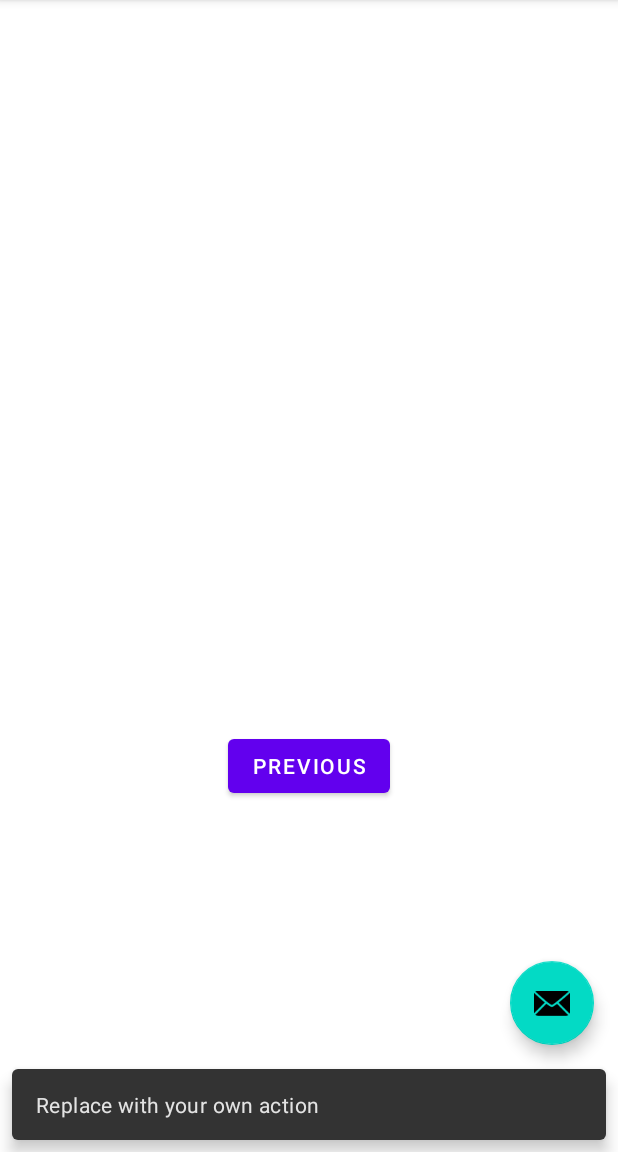
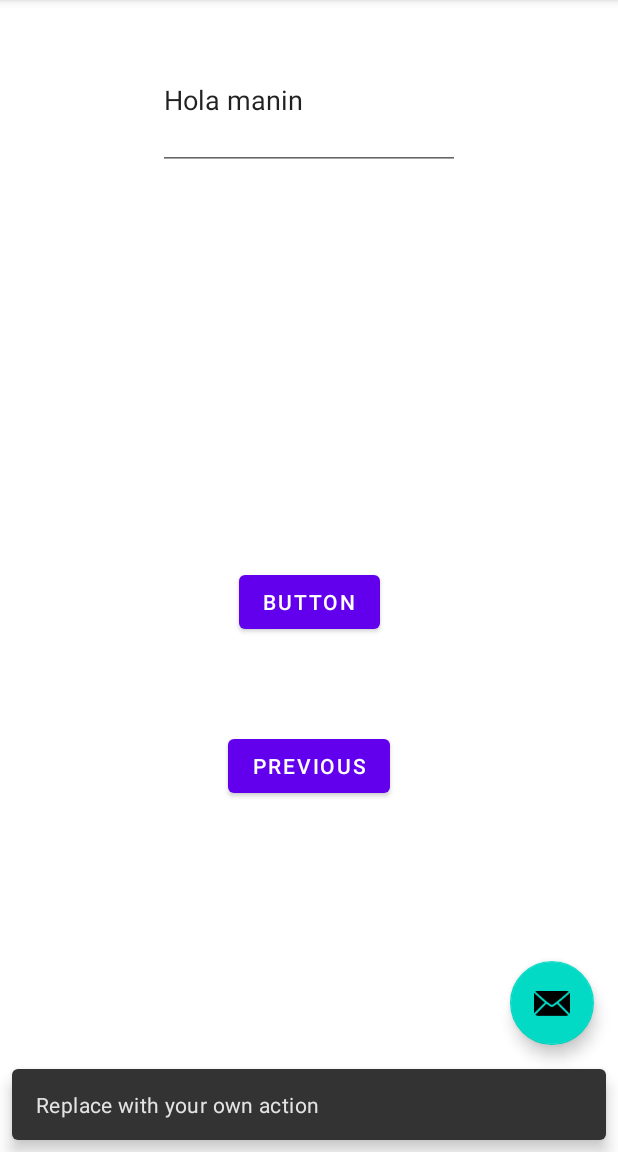
Before and after one commit to JMariadlcs/CrypCom-App, an Android app: the SecondFragment screen opened through its navigation route, after a tap on an icon or button, on a phone screen of 412 x 824 dp, the part 84-1236 px from its top. Run offline under Robolectric (Android 15) with nearby library versions, the phone set to English and light mode, and no system bars.

Commit message:
Prueba con boton y nueva pantalla

```diff
--- a/app/build.gradle
+++ b/app/build.gradle
@@ -35,6 +35,7 @@ dependencies {
     implementation 'androidx.constraintlayout:constraintlayout:1.1.3'
     implementation 'androidx.navigation:navigation-fragment:2.2.2'
     implementation 'androidx.navigation:navigation-ui:2.2.2'
+    implementation 'androidx.legacy:legacy-support-v4:1.0.0'
     testImplementation 'junit:junit:4.+'
     androidTestImplementation 'androidx.test.ext:junit:1.1.2'
     androidTestImplementation 'androidx.test.espresso:espresso-core:3.3.0'
--- a/app/src/main/java/com/crypcomapp/SecondFragment.java
+++ b/app/src/main/java/com/crypcomapp/SecondFragment.java
@@ -30,5 +30,13 @@ public class SecondFragment extends Fragment {
                         .navigate(R.id.action_SecondFragment_to_FirstFragment);
             }
         });
+
+        view.findViewById(R.id.button).setOnClickListener(new View.OnClickListener() {
+            @Override
+            public void onClick(View view) {
+                NavHostFragment.findNavController(SecondFragment.this)
+                        .navigate(R.id.action_SecondFragment_to_prueba2);
+            }
+        });
     }
 }
--- a/app/src/main/res/layout/fragment_first.xml
+++ b/app/src/main/res/layout/fragment_first.xml
@@ -10,7 +10,7 @@
         android:id="@+id/textview_first"
         android:layout_width="wrap_content"
         android:layout_height="wrap_content"
-        android:text="@string/hello_first_fragment"
+        android:text="@string/illo"
         app:layout_constraintBottom_toTopOf="@id/button_first"
         app:layout_constraintEnd_toEndOf="parent"
         app:layout_constraintStart_toStartOf="parent"
--- a/app/src/main/res/layout/fragment_second.xml
+++ b/app/src/main/res/layout/fragment_second.xml
@@ -24,4 +24,34 @@
         app:layout_constraintEnd_toEndOf="parent"
         app:layout_constraintStart_toStartOf="parent"
         app:layout_constraintTop_toBottomOf="@id/textview_second" />
+
+    <EditText
+        android:id="@+id/prueba"
+        android:layout_width="201dp"
+        android:layout_height="93dp"
+        android:layout_marginStart="105dp"
+        android:layout_marginTop="16dp"
+        android:layout_marginEnd="105dp"
+        android:layout_marginBottom="369dp"
+        android:ems="10"
+        android:inputType="textPersonName"
+        android:text="@string/hola"
+        app:layout_constraintBottom_toTopOf="@+id/button_second"
+        app:layout_constraintEnd_toEndOf="parent"
+        app:layout_constraintStart_toStartOf="parent"
+        app:layout_constraintTop_toTopOf="parent" />
+
+    <Button
+        android:id="@+id/button"
+        android:layout_width="wrap_content"
+        android:layout_height="wrap_content"
+        android:layout_marginStart="159dp"
+        android:layout_marginTop="258dp"
+        android:layout_marginEnd="159dp"
+        android:layout_marginBottom="55dp"
+        android:text="@string/Button"
+        app:layout_constraintBottom_toTopOf="@+id/button_second"
+        app:layout_constraintEnd_toEndOf="parent"
+        app:layout_constraintStart_toStartOf="parent"
+        app:layout_constraintTop_toBottomOf="@+id/prueba" />
 </androidx.constraintlayout.widget.ConstraintLayout>
--- a/app/src/main/res/navigation/nav_graph.xml
+++ b/app/src/main/res/navigation/nav_graph.xml
@@ -24,5 +24,14 @@
         <action
             android:id="@+id/action_SecondFragment_to_FirstFragment"
             app:destination="@id/FirstFragment" />
+        <action
+            android:id="@+id/action_SecondFragment_to_prueba2"
+            app:destination="@id/prueba2"
+            app:enterAnim="@anim/fragment_open_exit" />
     </fragment>
+    <fragment
+        android:id="@+id/prueba2"
+        android:name="com.crypcomapp.Prueba"
+        android:label="fragment_prueba"
+        tools:layout="@layout/fragment_prueba" />
 </navigation>
--- a/app/src/main/res/values/strings.xml
+++ b/app/src/main/res/values/strings.xml
@@ -9,4 +9,9 @@
 
     <string name="hello_first_fragment">Hello first fragment</string>
     <string name="hello_second_fragment">Hello second fragment. Arg: %1$s</string>
+    <string name="hola">Hola manin</string>
+    <string name="illo">Illo</string>
+    <string name="Button">Button</string>
+    <!-- TODO: Remove or change this placeholder text -->
+    <string name="hello_blank_fragment">Hello blank fragment</string>
 </resources>
```
Also changed, not shown: app/src/main/java/com/crypcomapp/Prueba.java (added, +64 -0 lines), app/src/main/res/layout/fragment_prueba.xml (added, +14 -0 lines).
